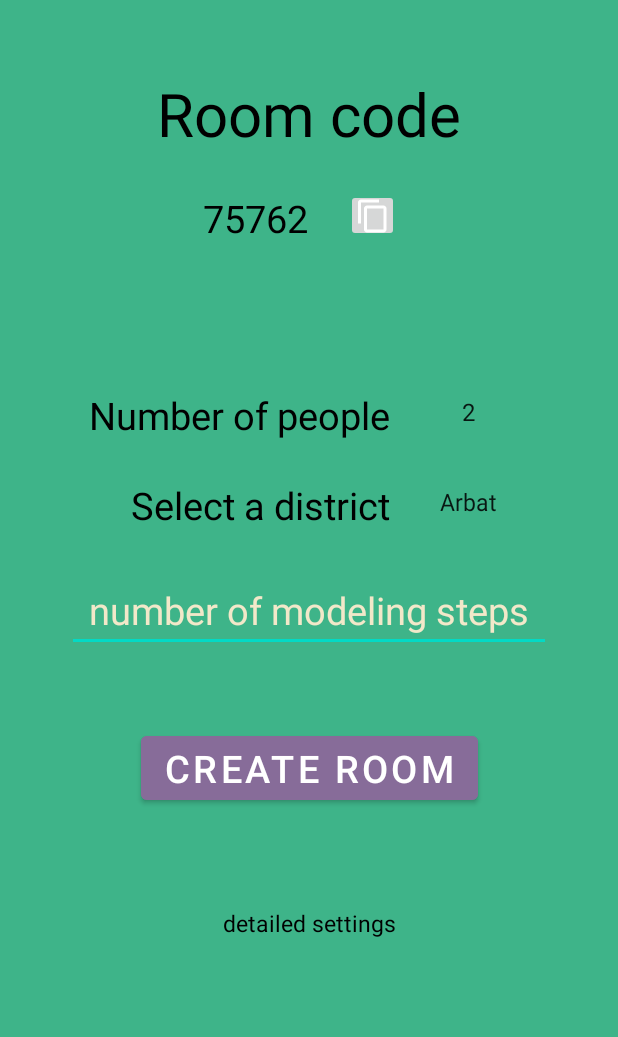
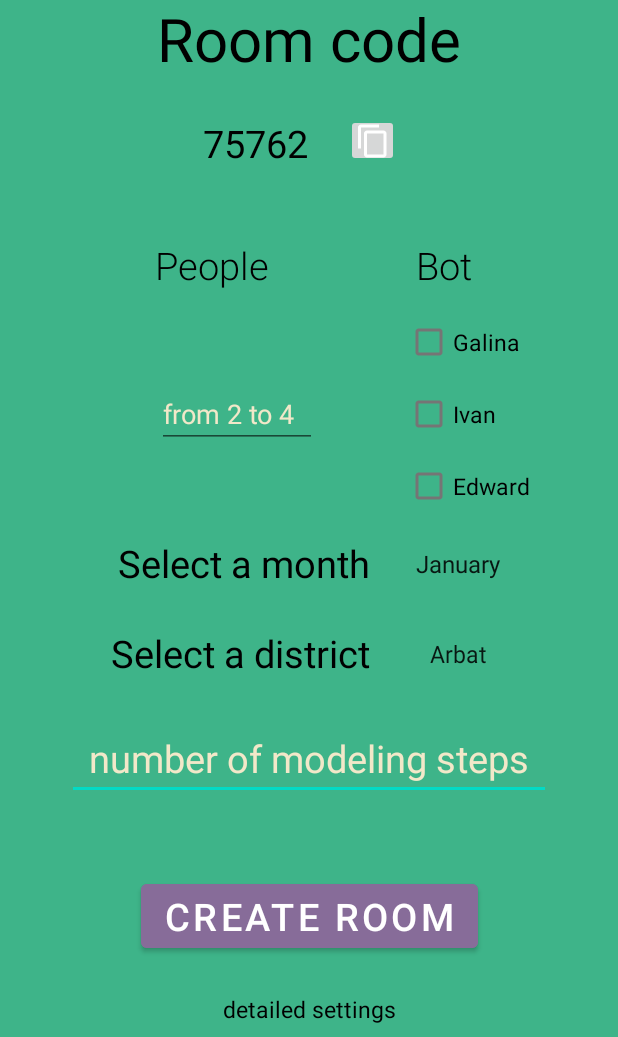
Before and after one commit to sanai1/Investment_in_construction, an Android app: the CreateRoomActivity screen opened directly, with no data from a screen before it, on a phone screen of 412 x 824 dp, the part 199-1236 px from its top. Run offline under Robolectric (Android 15) with nearby library versions, the phone set to English and light mode, and no system bars; our stand-ins replace Firebase (no records; nobody signed in at launch, a user with empty details on screens opened directly).

Commit message:
update CreateRoomActivity and activity_create_room (add bot in frontend and ConnectRealtimeDatabase)

```diff
--- a/app/src/main/java/com/example/investmentinconstruction/ConnectRealtimeDatabase.java
+++ b/app/src/main/java/com/example/investmentinconstruction/ConnectRealtimeDatabase.java
@@ -131,6 +131,9 @@ public class ConnectRealtimeDatabase {
                                     int cntNumberStepOne = 0;
                                     int cntNumberStepZero = 0;
                                     for (User user : userMap.values()) {
+                                        if (user.getUid().substring(0, 3).equals("BOT")) {
+                                            continue;
+                                        }
                                         if (user.getNumberStep() == 1) {
                                             cntNumberStepOne++;
                                         } else { // user.getNumberStep == 0
@@ -179,6 +182,9 @@ public class ConnectRealtimeDatabase {
                 Map<String, Object> json = (Map<String, Object>) snapshot.getValue();
                 Room room = InteractionJSON.getInstance(context).contract(json);
                 for(User user : room.getUserMap().values()) {
+                    if (user.getUid().substring(0, 3).equals("BOT")) {
+                        continue;
+                    }
                     user.setNumberStep(0);
                 }
                 root.child(roomCode).setValue(room);
--- a/app/src/main/java/com/example/investmentinconstruction/Room/CreateRoomActivity.java
+++ b/app/src/main/java/com/example/investmentinconstruction/Room/CreateRoomActivity.java
@@ -11,32 +11,32 @@ import androidx.appcompat.app.AppCompatActivity;
 import com.example.investmentinconstruction.ConnectRealtimeDatabase;
 import com.example.investmentinconstruction.LoadingActivity;
 import com.example.investmentinconstruction.LogicClasses.Advertisement;
-import com.example.investmentinconstruction.LogicClasses.House;
 import com.example.investmentinconstruction.LogicClasses.Room;
-import com.example.investmentinconstruction.LogicClasses.Shop;
 import com.example.investmentinconstruction.LogicClasses.User;
-import com.example.investmentinconstruction.MainActivity;
 import com.example.investmentinconstruction.MainBottomNavigation;
 import com.example.investmentinconstruction.databinding.ActivityCreateRoomBinding;
 import com.google.firebase.auth.FirebaseAuth;
 
-import java.util.ArrayList;
-import java.util.Collections;
 import java.util.HashMap;
-import java.util.List;
 import java.util.Map;
+import java.util.UUID;
 
 public class CreateRoomActivity extends AppCompatActivity {
 
     private ActivityCreateRoomBinding binding_createRoom;
     private FirebaseAuth firebaseAuth;
     private Integer roomCode;
-    private String[] masNumberPeople = {"2", "3", "4", "5", "6"};
     private String[] masDistrict = {"Arbat", "Gagarin", "Sokolniki"};
+    private Map<String, Integer> mapMonth = new HashMap<>();
+    private String[] masMonth = {"January", "February", "March", "April", "May", "June", "July", "August", "September", "October", "November", "December"};
 
     @Override
     protected void onCreate(Bundle savedInstanceState) {
         super.onCreate(savedInstanceState);
+
+        for (int i = 0; i < masMonth.length; i++) {
+            mapMonth.put(masMonth[i], i);
+        }
 
         binding_createRoom = ActivityCreateRoomBinding.inflate(getLayoutInflater());
         setContentView(binding_createRoom.getRoot());
@@ -50,8 +50,11 @@ public class CreateRoomActivity extends AppCompatActivity {
     }
 
     public void createRoom(View view) {
-        Integer numberPeople = Integer.valueOf(binding_createRoom.spinnerNumberPeople.getSelectedItem().toString());
-        String nameDistrict = binding_createRoom.spinnerDistrict.getSelectedItem().toString();
+        Integer numberPeople = Integer.parseInt(binding_createRoom.editTextNumberPeople.getText().toString());
+        if (numberPeople < 1 || numberPeople > 4) {
+            Toast.makeText(this, "Check the entered number of people", Toast.LENGTH_SHORT).show();
+            return;
+        }
         Integer numberModelStep;
         if (binding_createRoom.editTextNumberModelStep.getText().toString().equals("")) {
             Toast.makeText(this, "No data available", Toast.LENGTH_SHORT).show();
@@ -69,12 +72,29 @@ public class CreateRoomActivity extends AppCompatActivity {
 
         Map<String, User> userMap = new HashMap<>();
         String uid = firebaseAuth.getCurrentUser().getUid().toString();
-        User user = new User(firebaseAuth.getCurrentUser().getUid().toString(), nameDistrict, 0, new Advertisement(), new HashMap<>(), new HashMap<>(), "name", 15, 0);
-        user.setNumberStep(0);
+        String nameDistrict = binding_createRoom.spinnerDistrict.getSelectedItem().toString();
+        Integer numberMonth = mapMonth.get(binding_createRoom.spinnerMonth.getSelectedItem().toString());
+
+        if (binding_createRoom.checkBoxGalina.isChecked()) {
+            String botUid = "BOT" + UUID.randomUUID().toString();
+            userMap.put(botUid, new User(botUid, nameDistrict, 0, new Advertisement(), new HashMap<>(), new HashMap<>(), "GalinaBOT", 35, -1));
+            userMap.get(botUid).setNumberStep(1);
+        }
+        if (binding_createRoom.checkBoxIvan.isChecked()) {
+            String botUid = "BOT" + UUID.randomUUID().toString();
+            userMap.put(botUid, new User(botUid, nameDistrict, 0, new Advertisement(), new HashMap<>(), new HashMap<>(), "IvanBot", 45, 1));
+            userMap.get(botUid).setNumberStep(1);
+        }
+        if (binding_createRoom.checkBoxEdward.isChecked()) {
+            String botUid = "BOT" + UUID.randomUUID().toString();
+            userMap.put(botUid, new User(botUid, nameDistrict, 0, new Advertisement(), new HashMap<>(), new HashMap<>(), "EdwardBot", 65, 1));
+            userMap.get(botUid).setNumberStep(1);
+        }
+
+        User user = new User(uid, nameDistrict, 0, new Advertisement(), new HashMap<>(), new HashMap<>(), "name", 15, 0);
         userMap.put(uid, user);
 
-        Room room = new Room(roomCode, numberPeople, 1, numberModelStep, userMap, 0);
-        room.setNumberStep(0);
+        Room room = new Room(roomCode, numberPeople, 1, numberModelStep, userMap, numberMonth);
 
         ConnectRealtimeDatabase.getInstance(this).createRoom(room);
 
@@ -86,13 +106,13 @@ public class CreateRoomActivity extends AppCompatActivity {
     }
 
     private void initSpinner() {
-        ArrayAdapter<String> adapter_numberPeople = new ArrayAdapter(this, android.R.layout.simple_spinner_item, masNumberPeople);
-        adapter_numberPeople.setDropDownViewResource(android.R.layout.simple_spinner_dropdown_item);
-        binding_createRoom.spinnerNumberPeople.setAdapter(adapter_numberPeople);
-
         ArrayAdapter<String> adapter_District = new ArrayAdapter<>(this, android.R.layout.simple_spinner_item, masDistrict);
         adapter_District.setDropDownViewResource(android.R.layout.simple_spinner_dropdown_item);
         binding_createRoom.spinnerDistrict.setAdapter(adapter_District);
+
+        ArrayAdapter<String> adapter_Month = new ArrayAdapter<>(this, android.R.layout.simple_spinner_item, masMonth);
+        adapter_Month.setDropDownViewResource(android.R.layout.simple_spinner_dropdown_item);
+        binding_createRoom.spinnerMonth.setAdapter(adapter_Month);
     }
 
     public void goToHome(View view) {
@@ -100,9 +120,8 @@ public class CreateRoomActivity extends AppCompatActivity {
         startActivity(intent);
     }
 
-    public void detailSetting() {
-        // TODO: падает с ошибкой при нажатии на текст (в этом методе)
-        Toast.makeText(this, "It will be possible to set\nmore detailed parameters soon", Toast.LENGTH_SHORT).show();
+    public void detailSetting(View view) {
+        Toast.makeText(this, "It will be possible to set more detailed parameters soon", Toast.LENGTH_SHORT).show();
     }
 
 }
--- a/app/src/main/res/layout/activity_create_room.xml
+++ b/app/src/main/res/layout/activity_create_room.xml
@@ -11,7 +11,7 @@
         android:id="@+id/textView"
         android:layout_width="wrap_content"
         android:layout_height="wrap_content"
-        android:layout_marginTop="125dp"
+        android:layout_marginTop="75dp"
         android:text="Room code"
         android:textColor="@color/black"
         android:textSize="40dp"
@@ -23,12 +23,12 @@
         android:id="@+id/textViewRomeCode"
         android:layout_width="95dp"
         android:layout_height="31dp"
+        android:layout_marginStart="110dp"
+        android:layout_marginTop="25dp"
+        android:gravity="end"
         android:text="TextView"
         android:textColor="@color/black"
         android:textSize="25dp"
-        android:gravity="end"
-        android:layout_marginTop="25dp"
-        android:layout_marginStart="110dp"
         app:layout_constraintStart_toStartOf="parent"
         app:layout_constraintTop_toBottomOf="@+id/textView" />
 
@@ -43,29 +43,29 @@
         app:layout_constraintTop_toTopOf="@+id/textViewRomeCode" />
 
     <TextView
-        android:id="@+id/textViewCountPeople"
+        android:id="@+id/textView10"
         android:layout_width="210dp"
         android:layout_height="wrap_content"
-        android:text="Number of people"
+        android:layout_marginTop="10dp"
         android:gravity="end"
+        android:text="Select a month"
         android:textColor="@color/black"
         android:textSize="25dp"
-        android:layout_marginStart="50dp"
-        android:layout_marginTop="100dp"
-        app:layout_constraintStart_toStartOf="parent"
-        app:layout_constraintTop_toBottomOf="@+id/textViewRomeCode" />
+        app:layout_constraintEnd_toEndOf="@+id/textView11"
+        app:layout_constraintStart_toStartOf="@+id/textView11"
+        app:layout_constraintTop_toBottomOf="@+id/linearLayout2" />
 
     <Spinner
-        android:id="@+id/spinnerNumberPeople"
+        android:id="@+id/spinnerMonth"
         android:layout_width="wrap_content"
         android:layout_height="30dp"
-        android:layout_marginTop="100dp"
+        android:layout_marginEnd="10dp"
         android:layout_marginStart="10dp"
-        android:layout_marginEnd="10dp"
         android:gravity="center"
+        app:layout_constraintBottom_toBottomOf="@+id/textView10"
         app:layout_constraintEnd_toEndOf="parent"
-        app:layout_constraintStart_toEndOf="@+id/textViewCountPeople"
-        app:layout_constraintTop_toBottomOf="@+id/textViewRomeCode" />
+        app:layout_constraintStart_toEndOf="@+id/textView10"
+        app:layout_constraintTop_toTopOf="@+id/textView10" />
 
     <Button
         android:id="@+id/buttonCreateRoom"
@@ -96,9 +96,10 @@
         android:id="@+id/spinnerDistrict"
         android:layout_width="wrap_content"
         android:layout_height="30dp"
+        android:layout_marginStart="10dp"
         android:layout_marginEnd="10dp"
-        android:layout_marginStart="10dp"
         android:gravity="center"
+        app:layout_constraintBottom_toBottomOf="@+id/textViewDistrictCreateRoom"
         app:layout_constraintEnd_toEndOf="parent"
         app:layout_constraintStart_toEndOf="@+id/textViewDistrictCreateRoom"
         app:layout_constraintTop_toTopOf="@+id/textViewDistrictCreateRoom" />
@@ -107,14 +108,14 @@
         android:id="@+id/textViewDistrictCreateRoom"
         android:layout_width="210dp"
         android:layout_height="wrap_content"
+        android:layout_marginTop="25dp"
         android:gravity="end"
-        android:layout_marginStart="50dp"
-        android:layout_marginTop="25dp"
         android:text="Select a district"
         android:textColor="@color/black"
         android:textSize="25dp"
-        app:layout_constraintStart_toStartOf="parent"
-        app:layout_constraintTop_toBottomOf="@+id/textViewCountPeople" />
+        app:layout_constraintEnd_toEndOf="@+id/textView10"
+        app:layout_constraintStart_toStartOf="@+id/textView10"
+        app:layout_constraintTop_toBottomOf="@+id/textView10" />
 
     <EditText
         android:id="@+id/editTextNumberModelStep"
@@ -140,9 +141,83 @@
         android:textColor="@color/black"
         android:textSize="15dp"
         android:onClick="detailSetting"
+        android:layout_marginTop="15dp"
         app:layout_constraintBottom_toBottomOf="parent"
         app:layout_constraintEnd_toEndOf="parent"
         app:layout_constraintStart_toStartOf="parent"
         app:layout_constraintTop_toBottomOf="@+id/buttonCreateRoom" />
 
+    <TextView
+        android:id="@+id/textView11"
+        android:layout_width="wrap_content"
+        android:layout_height="wrap_content"
+        android:layout_marginTop="50dp"
+        android:fontFamily="sans-serif-light"
+        android:text="People"
+        android:textColor="@color/black"
+        android:textSize="25dp"
+        app:layout_constraintEnd_toEndOf="@+id/textViewRomeCode"
+        app:layout_constraintStart_toEndOf="@+id/imageViewBackCreateRoom"
+        app:layout_constraintTop_toBottomOf="@+id/textViewRomeCode" />
+
+    <TextView
+        android:id="@+id/textView12"
+        android:layout_width="wrap_content"
+        android:layout_height="wrap_content"
+        android:text="Bot"
+        android:fontFamily="sans-serif-light"
+        android:textColor="@color/black"
+        android:textSize="25dp"
+        app:layout_constraintEnd_toEndOf="parent"
+        app:layout_constraintStart_toEndOf="@+id/textView11"
+        app:layout_constraintTop_toTopOf="@+id/textView11" />
+
+    <EditText
+        android:id="@+id/editTextNumberPeople"
+        android:layout_width="wrap_content"
+        android:layout_height="wrap_content"
+        android:ems="5"
+        android:hint="from 2 to 4"
+        android:inputType="number"
+        android:textColor="@color/black"
+        android:textColorHint="@color/creamy"
+        app:layout_constraintBottom_toBottomOf="@+id/linearLayout2"
+        app:layout_constraintStart_toStartOf="@+id/textView"
+        app:layout_constraintTop_toTopOf="@+id/linearLayout2" />
+
+    <LinearLayout
+        android:id="@+id/linearLayout2"
+        android:layout_width="wrap_content"
+        android:layout_height="wrap_content"
+        android:layout_marginTop="10dp"
+        android:orientation="vertical"
+        app:layout_constraintEnd_toEndOf="parent"
+        app:layout_constraintStart_toEndOf="@+id/editTextNumberPeople"
+        app:layout_constraintTop_toBottomOf="@+id/textView12">
+
+        <CheckBox
+            android:id="@+id/checkBoxGalina"
+            android:layout_width="match_parent"
+            android:layout_height="wrap_content"
+            android:text="Galina"
+            android:textColor="@color/black"
+            android:textSize="15dp"/>
+
+        <CheckBox
+            android:id="@+id/checkBoxIvan"
+            android:layout_width="match_parent"
+            android:layout_height="wrap_content"
+            android:text="Ivan"
+            android:textColor="@color/black"
+            android:textSize="15dp"/>
+
+        <CheckBox
+            android:id="@+id/checkBoxEdward"
+            android:layout_width="match_parent"
+            android:layout_height="wrap_content"
+            android:text="Edward"
+            android:textColor="@color/black"
+            android:textSize="15dp"/>
+    </LinearLayout>
+
 </androidx.constraintlayout.widget.ConstraintLayout>
```
Also changed, not shown: app/src/main/java/com/example/investmentinconstruction/Fragments/MainFragments/OtherPlayersFragment.java (+18 -14 lines), app/src/main/java/com/example/investmentinconstruction/MainActivity.java (+4 -6 lines), app/src/main/res/layout/fragment_other_players.xml (+14 -0 lines).
